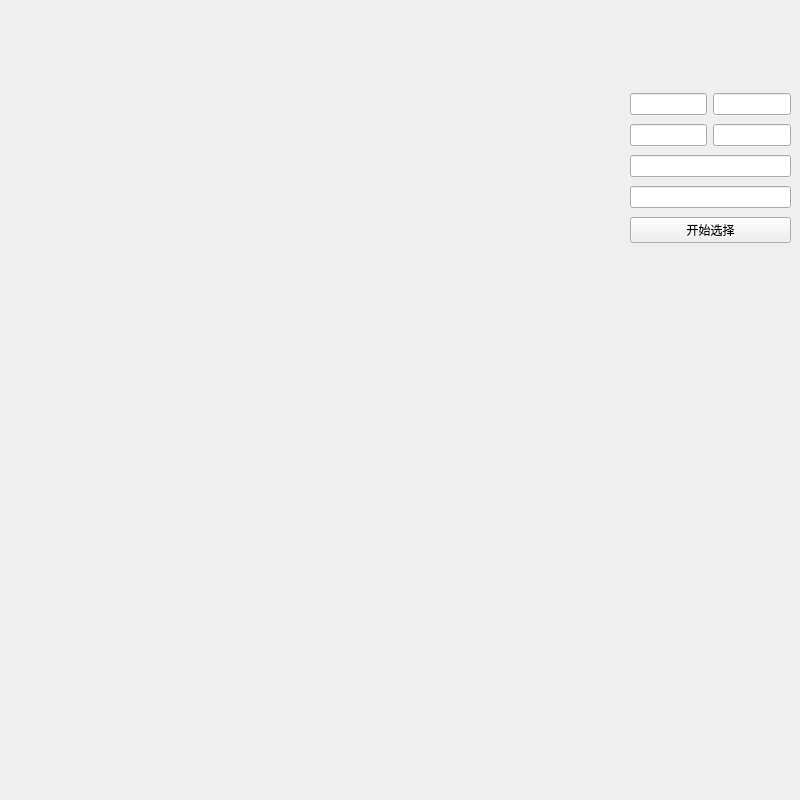
This is imgwindow.ui in zouzichun/videoWirain as Qt 5 draws it before an edit. The edited form follows.
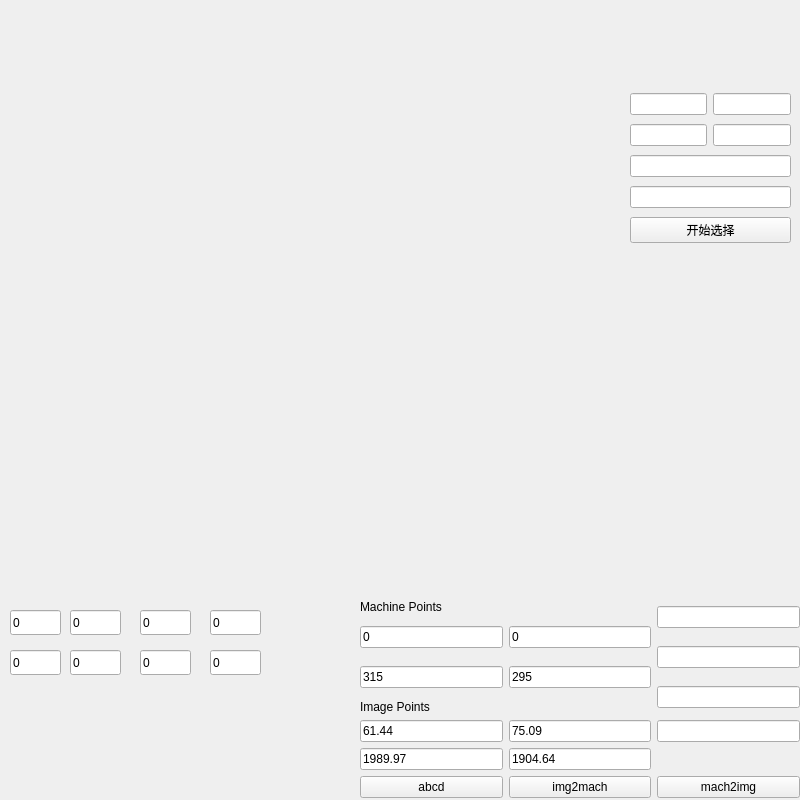
This is the edited form.

Commit message: dev, enable 6 lines detection in shutong

The edit to the form file:
```diff
--- a/imgwindow.ui
+++ b/imgwindow.ui
@@ -26,7 +26,7 @@
     <string/>
    </property>
   </widget>
-  <widget class="QWidget" name="">
+  <widget class="QWidget" name="layoutWidget">
    <property name="geometry">
     <rect>
      <x>630</x>
@@ -71,6 +71,241 @@
     </item>
    </layout>
   </widget>
+  <widget class="QWidget" name="layoutWidget">
+   <property name="geometry">
+    <rect>
+     <x>360</x>
+     <y>600</y>
+     <width>440</width>
+     <height>198</height>
+    </rect>
+   </property>
+   <layout class="QGridLayout" name="gridLayout">
+    <item row="1" column="0" rowspan="2">
+     <widget class="QLineEdit" name="x1_mach">
+      <property name="text">
+       <string>0</string>
+      </property>
+     </widget>
+    </item>
+    <item row="6" column="2">
+     <widget class="QLineEdit" name="d">
+      <property name="text">
+       <string/>
+      </property>
+     </widget>
+    </item>
+    <item row="0" column="0">
+     <widget class="QLabel" name="label">
+      <property name="text">
+       <string>Machine Points</string>
+      </property>
+     </widget>
+    </item>
+    <item row="2" column="2" rowspan="2">
+     <widget class="QLineEdit" name="b">
+      <property name="text">
+       <string/>
+      </property>
+     </widget>
+    </item>
+    <item row="4" column="2" rowspan="2">
+     <widget class="QLineEdit" name="c">
+      <property name="text">
+       <string/>
+      </property>
+     </widget>
+    </item>
+    <item row="6" column="1">
+     <widget class="QLineEdit" name="y1_img">
+      <property name="text">
+       <string>75.09</string>
+      </property>
+     </widget>
+    </item>
+    <item row="1" column="1" rowspan="2">
+     <widget class="QLineEdit" name="y1_mach">
+      <property name="text">
+       <string>0</string>
+      </property>
+     </widget>
+    </item>
+    <item row="7" column="1">
+     <widget class="QLineEdit" name="y2_img">
+      <property name="text">
+       <string>1904.64</string>
+      </property>
+     </widget>
+    </item>
+    <item row="7" column="0">
+     <widget class="QLineEdit" name="x2_img">
+      <property name="text">
+       <string>1989.97</string>
+      </property>
+     </widget>
+    </item>
+    <item row="6" column="0">
+     <widget class="QLineEdit" name="x1_img">
+      <property name="text">
+       <string>61.44</string>
+      </property>
+     </widget>
+    </item>
+    <item row="0" column="2" rowspan="2">
+     <widget class="QLineEdit" name="a">
+      <property name="text">
+       <string/>
+      </property>
+     </widget>
+    </item>
+    <item row="5" column="0">
+     <widget class="QLabel" name="label_2">
+      <property name="text">
+       <string>Image Points</string>
+      </property>
+     </widget>
+    </item>
+    <item row="3" column="1" rowspan="2">
+     <widget class="QLineEdit" name="y2_mach">
+      <property name="text">
+       <string>295</string>
+      </property>
+     </widget>
+    </item>
+    <item row="8" column="0">
+     <widget class="QPushButton" name="abcd">
+      <property name="text">
+       <string>abcd</string>
+      </property>
+     </widget>
+    </item>
+    <item row="8" column="2">
+     <widget class="QPushButton" name="mach2img">
+      <property name="text">
+       <string>mach2img</string>
+      </property>
+     </widget>
+    </item>
+    <item row="8" column="1">
+     <widget class="QPushButton" name="img2mach">
+      <property name="text">
+       <string>img2mach</string>
+      </property>
+     </widget>
+    </item>
+    <item row="3" column="0" rowspan="2">
+     <widget class="QLineEdit" name="x2_mach">
+      <property name="text">
+       <string>315</string>
+      </property>
+     </widget>
+    </item>
+   </layout>
+  </widget>
+  <widget class="QLineEdit" name="x1_mach_2">
+   <property name="geometry">
+    <rect>
+     <x>10</x>
+     <y>610</y>
+     <width>51</width>
+     <height>25</height>
+    </rect>
+   </property>
+   <property name="text">
+    <string>0</string>
+   </property>
+  </widget>
+  <widget class="QLineEdit" name="x1_mach_3">
+   <property name="geometry">
+    <rect>
+     <x>70</x>
+     <y>610</y>
+     <width>51</width>
+     <height>25</height>
+    </rect>
+   </property>
+   <property name="text">
+    <string>0</string>
+   </property>
+  </widget>
+  <widget class="QLineEdit" name="x1_mach_4">
+   <property name="geometry">
+    <rect>
+     <x>140</x>
+     <y>610</y>
+     <width>51</width>
+     <height>25</height>
+    </rect>
+   </property>
+   <property name="text">
+    <string>0</string>
+   </property>
+  </widget>
+  <widget class="QLineEdit" name="x1_mach_5">
+   <property name="geometry">
+    <rect>
+     <x>210</x>
+     <y>610</y>
+     <width>51</width>
+     <height>25</height>
+    </rect>
+   </property>
+   <property name="text">
+    <string>0</string>
+   </property>
+  </widget>
+  <widget class="QLineEdit" name="x1_mach_6">
+   <property name="geometry">
+    <rect>
+     <x>10</x>
+     <y>650</y>
+     <width>51</width>
+     <height>25</height>
+    </rect>
+   </property>
+   <property name="text">
+    <string>0</string>
+   </property>
+  </widget>
+  <widget class="QLineEdit" name="x1_mach_7">
+   <property name="geometry">
+    <rect>
+     <x>70</x>
+     <y>650</y>
+     <width>51</width>
+     <height>25</height>
+    </rect>
+   </property>
+   <property name="text">
+    <string>0</string>
+   </property>
+  </widget>
+  <widget class="QLineEdit" name="x1_mach_8">
+   <property name="geometry">
+    <rect>
+     <x>140</x>
+     <y>650</y>
+     <width>51</width>
+     <height>25</height>
+    </rect>
+   </property>
+   <property name="text">
+    <string>0</string>
+   </property>
+  </widget>
+  <widget class="QLineEdit" name="x1_mach_9">
+   <property name="geometry">
+    <rect>
+     <x>210</x>
+     <y>650</y>
+     <width>51</width>
+     <height>25</height>
+    </rect>
+   </property>
+   <property name="text">
+    <string>0</string>
+   </property>
+  </widget>
  </widget>
  <resources/>
  <connections/>
```
The commit also changes 13 other files.
